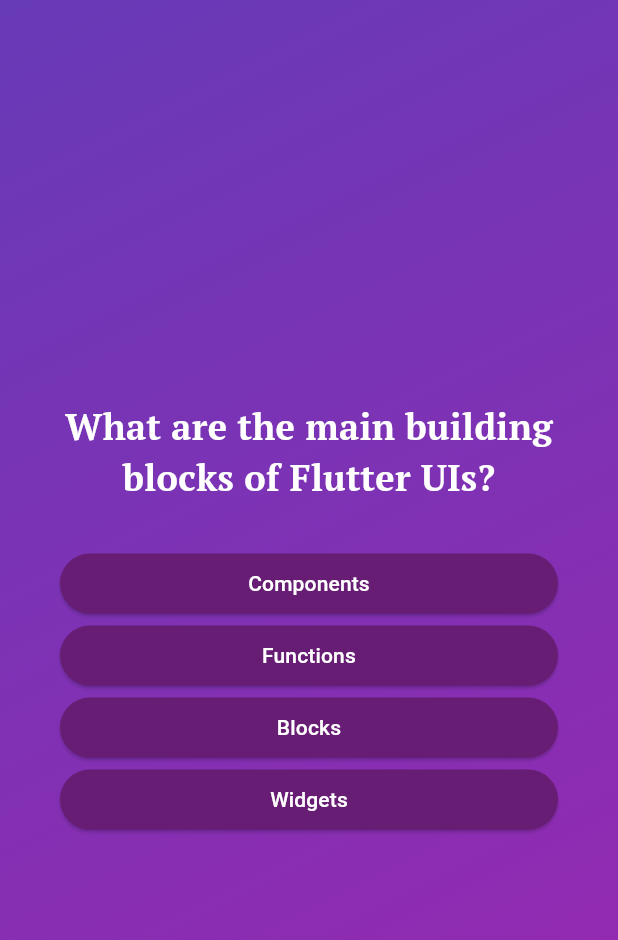
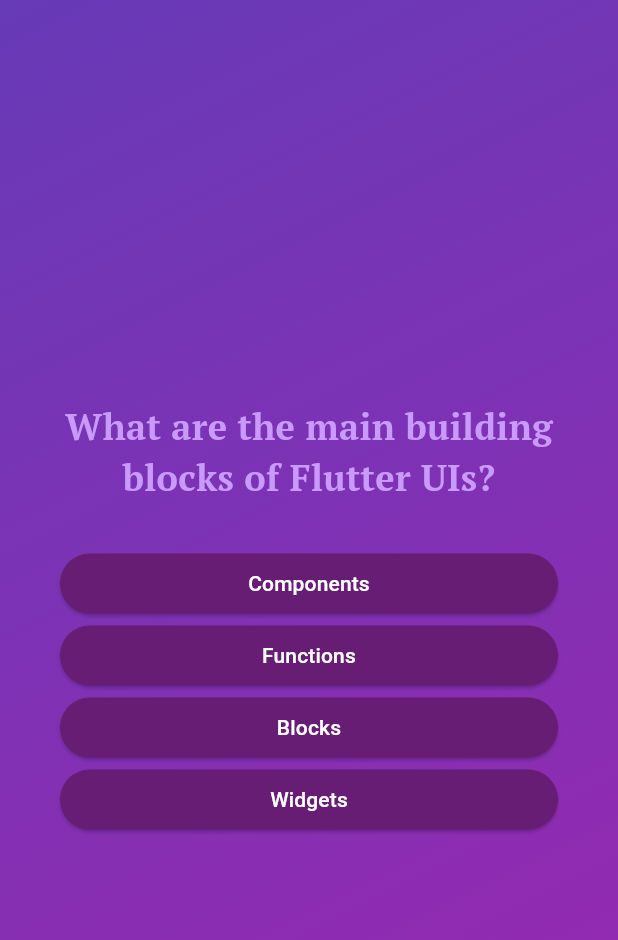
Before and after one commit to Mostafa-Awaad/Quiz_App, a Flutter app: the screen it shows after launch, after a tap on "Start Quiz", on a phone screen of 412 x 824 dp. Shown: the top 940 px of the screen. Run offline on Flutter 3.47's test engine with Material 3 defaults, Android fonts, the phone set to English and light mode, and no system bars; our stand-ins replace google_fonts.

Commit message:
Add styling

```diff
--- a/lib/questions_screen.dart
+++ b/lib/questions_screen.dart
@@ -43,7 +43,7 @@ class _QuestionScreenState extends State<QuestionsScreen> {
               Text(
                 currentQuestion.questionText,
                 style: GoogleFonts.ptSerif(
-                  color: Colors.white,
+                  color: const Color.fromARGB(255, 201, 153, 251),
                   fontSize: 24,
                   fontWeight: FontWeight.bold,
                 ),
--- a/lib/start_screen.dart
+++ b/lib/start_screen.dart
@@ -1,5 +1,6 @@
 import 'package:flutter/material.dart';
 import 'package:quiz_app/questions_screen.dart';
+import 'package:google_fonts/google_fonts.dart';
 
 class StartScreen extends StatelessWidget {
   const StartScreen(this.startQuiz, {super.key});
@@ -18,9 +19,12 @@ class StartScreen extends StatelessWidget {
         const SizedBox(
           height: 30,
         ),
-        const Text(
+        Text(
           "Learn Flutter the Fun way!!",
-          style: TextStyle(color: Colors.white, fontSize: 24),
+          style: GoogleFonts.lato(
+            fontSize: 24,
+            color: const Color.fromARGB(255, 233, 220, 236),
+          ),
         ),
         const SizedBox(
           height: 30,
```
